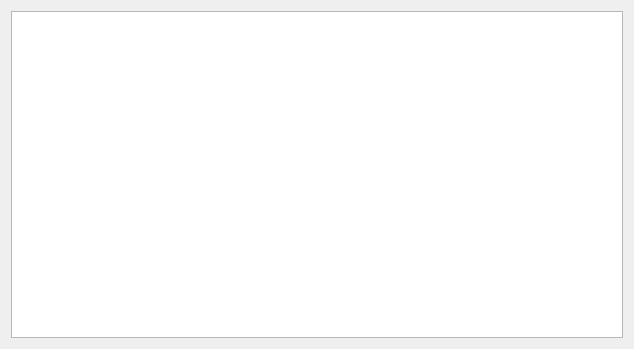
The window that pwin.ui (dotblank/groove) describes before a commit, drawn with Qt 5.
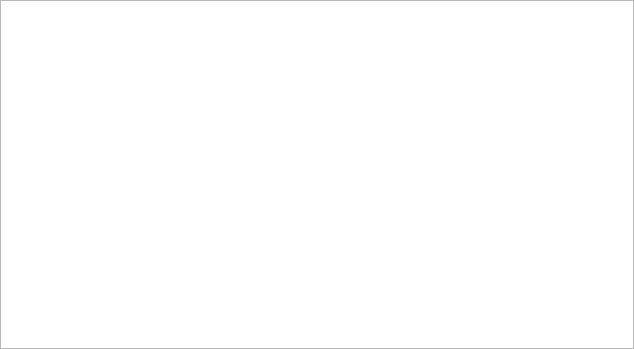
The same window after the commit.

Diff of the .ui file:
```diff
--- a/pwin.ui
+++ b/pwin.ui
@@ -14,8 +14,27 @@
    <string>Form</string>
   </property>
   <layout class="QHBoxLayout" name="horizontalLayout">
+   <property name="spacing">
+    <number>0</number>
+   </property>
+   <property name="margin">
+    <number>0</number>
+   </property>
    <item>
-    <widget class="QTableView" name="tabv"/>
+    <widget class="QTableView" name="tabv">
+     <property name="selectionBehavior">
+      <enum>QAbstractItemView::SelectRows</enum>
+     </property>
+     <property name="horizontalScrollMode">
+      <enum>QAbstractItemView::ScrollPerPixel</enum>
+     </property>
+     <attribute name="horizontalHeaderVisible">
+      <bool>false</bool>
+     </attribute>
+     <attribute name="verticalHeaderVisible">
+      <bool>false</bool>
+     </attribute>
+    </widget>
    </item>
   </layout>
  </widget>
```
